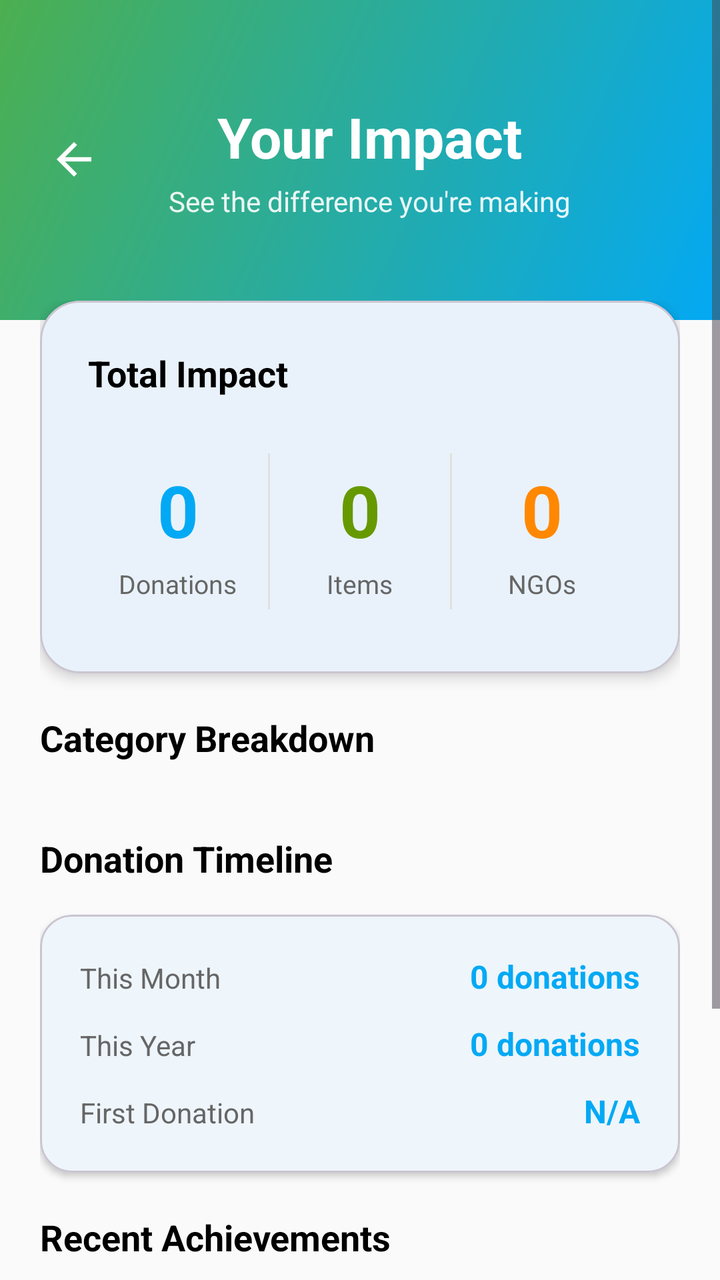
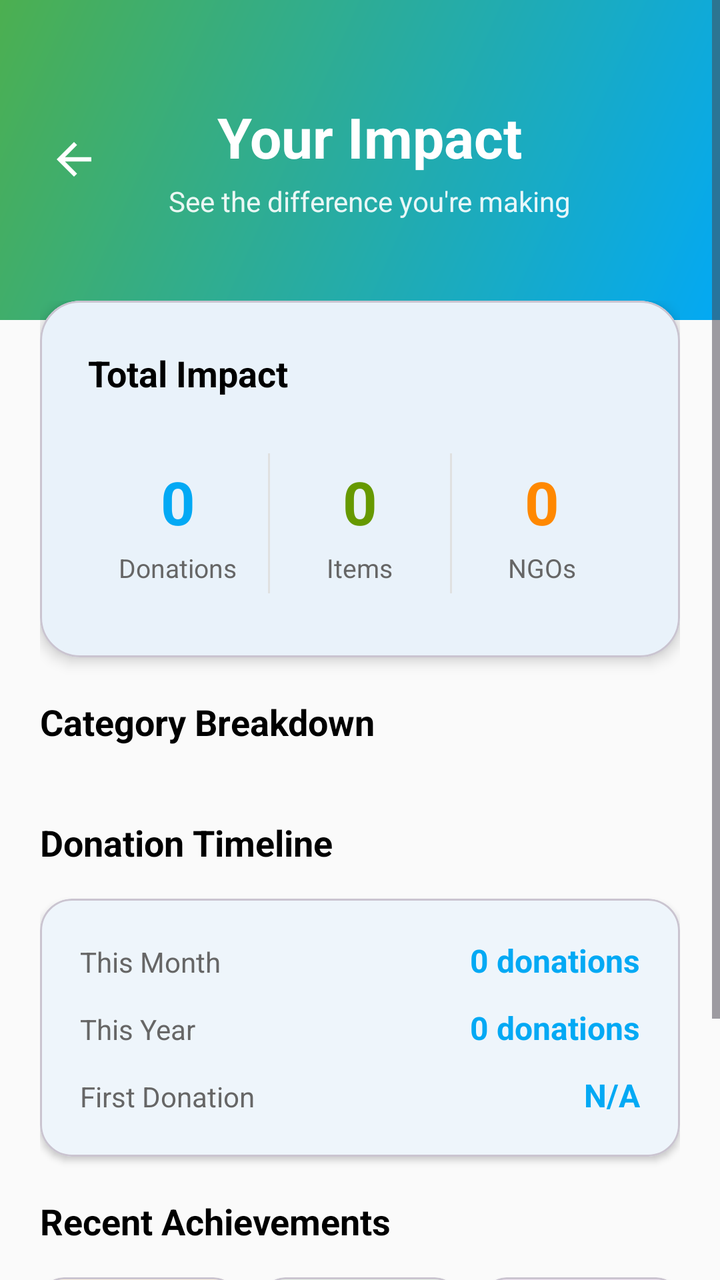

The first picture is an Android layout as it rendered before a commit; the second is the same layout after the commit. The layout source and the unified diff follow.
<!-- AndroidManifest.xml: application theme Theme.GiveEase -->
<!-- res/layout/fragment_impact_dashboard.xml -->
<?xml version="1.0" encoding="utf-8"?>
<ScrollView xmlns:android="http://schemas.android.com/apk/res/android"
    xmlns:app="http://schemas.android.com/apk/res-auto"
    android:layout_width="match_parent"
    android:layout_height="match_parent"
    android:background="@color/background"
    android:fillViewport="true">

    <LinearLayout
        android:layout_width="match_parent"
        android:layout_height="wrap_content"
        android:orientation="vertical">

        <RelativeLayout
            android:layout_width="match_parent"
            android:layout_height="160dp"
            android:background="@drawable/home_header_gradient"
            android:paddingHorizontal="20dp"
            android:paddingVertical="20dp">

            <LinearLayout
                android:layout_width="match_parent"
                android:layout_height="wrap_content"
                android:orientation="horizontal"
                android:gravity="center_vertical"
                android:layout_centerInParent="true">

                <ImageView
                    android:id="@+id/btnBack"
                    android:layout_width="34dp"
                    android:layout_height="34dp"
                    android:background="?attr/selectableItemBackgroundBorderless"
                    android:clickable="true"
                    android:contentDescription="Back"
                    android:focusable="true"
                    android:padding="4dp"
                    android:src="@drawable/ic_back"
                    app:tint="@android:color/white" />

                <LinearLayout
                    android:layout_width="0dp"
                    android:layout_weight="1"
                    android:layout_height="wrap_content"
                    android:orientation="vertical"
                    android:gravity="center"
                    android:layout_marginStart="8dp">

                    <TextView
                        android:layout_width="wrap_content"
                        android:layout_height="wrap_content"
                        android:text="Your Impact"
                        android:textSize="28sp"
                        android:textStyle="bold"
                        android:textColor="@android:color/white" />

                    <TextView
                        android:layout_width="wrap_content"
                        android:layout_height="wrap_content"
                        android:text="See the difference you're making"
                        android:textSize="14sp"
                        android:textColor="@android:color/white"
                        android:alpha="0.9"
                        android:layout_marginTop="4dp" />
                </LinearLayout>

                <View
                    android:layout_width="32dp"
                    android:layout_height="32dp"
                    android:visibility="invisible" />
            </LinearLayout>
        </RelativeLayout>

        <LinearLayout
            android:layout_width="match_parent"
            android:layout_height="wrap_content"
            android:orientation="vertical"
            android:padding="20dp"
            android:layout_marginTop="-30dp">

            <com.google.android.material.card.MaterialCardView
                android:layout_width="match_parent"
                android:layout_height="wrap_content"
                android:layout_marginBottom="20dp"
                app:cardCornerRadius="20dp"
                app:cardElevation="4dp"
                app:cardBackgroundColor="@android:color/white">

                <LinearLayout
                    android:layout_width="match_parent"
                    android:layout_height="wrap_content"
                    android:orientation="vertical"
                    android:padding="24dp">

                    <TextView
                        android:layout_width="wrap_content"
                        android:layout_height="wrap_content"
                        android:text="Total Impact"
                        android:textSize="18sp"
                        android:textStyle="bold"
                        android:textColor="@android:color/black"
                        android:layout_marginBottom="20dp" />

                    <LinearLayout
                        android:layout_width="match_parent"
                        android:layout_height="wrap_content"
                        android:orientation="horizontal">

                        <LinearLayout
                            android:layout_width="0dp"
                            android:layout_weight="1"
                            android:layout_height="wrap_content"
                            android:orientation="vertical"
                            android:gravity="center"
                            android:padding="12dp">

                            <TextView
                                android:id="@+id/tvTotalDonations"
                                android:layout_width="wrap_content"
                                android:layout_height="wrap_content"
                                android:text="0"
                                android:textSize="36sp"
                                android:textStyle="bold"
                                android:textColor="@color/secondary" />

                            <TextView
                                android:layout_width="wrap_content"
                                android:layout_height="wrap_content"
                                android:text="Donations"
                                android:textSize="13sp"
                                android:textColor="#666666"
                                android:layout_marginTop="4dp" />
                        </LinearLayout>

                        <View
                            android:layout_width="1dp"
                            android:layout_height="match_parent"
                            android:layout_marginVertical="8dp"
                            android:background="#E0E0E0" />

                        <LinearLayout
                            android:layout_width="0dp"
                            android:layout_weight="1"
                            android:layout_height="wrap_content"
                            android:orientation="vertical"
                            android:gravity="center"
                            android:padding="12dp">

                            <TextView
                                android:id="@+id/tvTotalItems"
                                android:layout_width="wrap_content"
                                android:layout_height="wrap_content"
                                android:text="0"
                                android:textSize="36sp"
                                android:textStyle="bold"
                                android:textColor="@android:color/holo_green_dark" />

                            <TextView
                                android:layout_width="wrap_content"
                                android:layout_height="wrap_content"
                                android:text="Items"
                                android:textSize="13sp"
                                android:textColor="#666666"
                                android:layout_marginTop="4dp" />
                        </LinearLayout>

                        <View
                            android:layout_width="1dp"
                            android:layout_height="match_parent"
                            android:layout_marginVertical="8dp"
                            android:background="#E0E0E0" />

                        <LinearLayout
                            android:layout_width="0dp"
                            android:layout_weight="1"
                            android:layout_height="wrap_content"
                            android:orientation="vertical"
                            android:gravity="center"
                            android:padding="12dp">

                            <TextView
                                android:id="@+id/tvNGOsHelped"
                                android:layout_width="wrap_content"
                                android:layout_height="wrap_content"
                                android:text="0"
                                android:textSize="36sp"
                                android:textStyle="bold"
                                android:textColor="@android:color/holo_orange_dark" />

                            <TextView
                                android:layout_width="wrap_content"
                                android:layout_height="wrap_content"
                                android:text="NGOs"
                                android:textSize="13sp"
                                android:textColor="#666666"
                                android:layout_marginTop="4dp" />
                        </LinearLayout>
                    </LinearLayout>
                </LinearLayout>
            </com.google.android.material.card.MaterialCardView>

            <TextView
                android:layout_width="wrap_content"
                android:layout_height="wrap_content"
                android:text="Category Breakdown"
                android:textSize="18sp"
                android:textStyle="bold"
                android:textColor="@android:color/black"
                android:layout_marginBottom="16dp" />

            <androidx.recyclerview.widget.RecyclerView
                android:id="@+id/recyclerViewCategories"
                android:layout_width="match_parent"
                android:layout_height="wrap_content"
                android:layout_marginBottom="20dp" />

            <TextView
                android:layout_width="wrap_content"
                android:layout_height="wrap_content"
                android:text="Donation Timeline"
                android:textSize="18sp"
                android:textStyle="bold"
                android:textColor="@android:color/black"
                android:layout_marginBottom="16dp" />

            <com.google.android.material.card.MaterialCardView
                android:layout_width="match_parent"
                android:layout_height="wrap_content"
                android:layout_marginBottom="20dp"
                app:cardCornerRadius="16dp"
                app:cardElevation="2dp"
                app:cardBackgroundColor="@android:color/white">

                <LinearLayout
                    android:layout_width="match_parent"
                    android:layout_height="wrap_content"
                    android:orientation="vertical"
                    android:padding="20dp">

                    <LinearLayout
                        android:layout_width="match_parent"
                        android:layout_height="wrap_content"
                        android:orientation="horizontal"
                        android:layout_marginBottom="12dp">

                        <TextView
                            android:layout_width="0dp"
                            android:layout_weight="1"
                            android:layout_height="wrap_content"
                            android:text="This Month"
                            android:textSize="14sp"
                            android:textColor="#666666" />

                        <TextView
                            android:id="@+id/tvMonthlyDonations"
                            android:layout_width="wrap_content"
                            android:layout_height="wrap_content"
                            android:text="0 donations"
                            android:textSize="16sp"
                            android:textStyle="bold"
                            android:textColor="@color/secondary" />
                    </LinearLayout>

                    <LinearLayout
                        android:layout_width="match_parent"
                        android:layout_height="wrap_content"
                        android:orientation="horizontal"
                        android:layout_marginBottom="12dp">

                        <TextView
                            android:layout_width="0dp"
                            android:layout_weight="1"
                            android:layout_height="wrap_content"
                            android:text="This Year"
                            android:textSize="14sp"
                            android:textColor="#666666" />

                        <TextView
                            android:id="@+id/tvYearlyDonations"
                            android:layout_width="wrap_content"
                            android:layout_height="wrap_content"
                            android:text="0 donations"
                            android:textSize="16sp"
                            android:textStyle="bold"
                            android:textColor="@color/secondary" />
                    </LinearLayout>

                    <LinearLayout
                        android:layout_width="match_parent"
                        android:layout_height="wrap_content"
                        android:orientation="horizontal">

                        <TextView
                            android:layout_width="0dp"
                            android:layout_weight="1"
                            android:layout_height="wrap_content"
                            android:text="First Donation"
                            android:textSize="14sp"
                            android:textColor="#666666" />

                        <TextView
                            android:id="@+id/tvFirstDonation"
                            android:layout_width="wrap_content"
                            android:layout_height="wrap_content"
                            android:text="N/A"
                            android:textSize="16sp"
                            android:textStyle="bold"
                            android:textColor="@color/secondary" />
                    </LinearLayout>
                </LinearLayout>
            </com.google.android.material.card.MaterialCardView>

            <TextView
                android:layout_width="wrap_content"
                android:layout_height="wrap_content"
                android:text="Recent Achievements"
                android:textSize="18sp"
                android:textStyle="bold"
                android:textColor="@android:color/black"
                android:layout_marginBottom="16dp" />

            <LinearLayout
                android:layout_width="match_parent"
                android:layout_height="wrap_content"
                android:orientation="horizontal"
                android:layout_marginBottom="32dp">

                <com.google.android.material.card.MaterialCardView
                    android:layout_width="0dp"
                    android:layout_weight="1"
                    android:layout_height="wrap_content"
                    android:layout_marginEnd="8dp"
                    app:cardCornerRadius="12dp"
                    app:cardElevation="2dp"
                    app:cardBackgroundColor="#FFF3E0">

                    <LinearLayout
                        android:layout_width="match_parent"
                        android:layout_height="wrap_content"
                        android:orientation="vertical"
                        android:padding="16dp"
                        android:gravity="center">

                        <TextView
                            android:layout_width="wrap_content"
                            android:layout_height="wrap_content"
                            android:text="🏆"
                            android:textSize="32sp"
                            android:layout_marginBottom="8dp" />

                        <TextView
                            android:layout_width="wrap_content"
                            android:layout_height="wrap_content"
                            android:text="First Donation"
                            android:textSize="12sp"
                            android:textStyle="bold"
                            android:textColor="@android:color/holo_orange_dark"
                            android:gravity="center" />
                    </LinearLayout>
                </com.google.android.material.card.MaterialCardView>

                <com.google.android.material.card.MaterialCardView
                    android:layout_width="0dp"
                    android:layout_weight="1"
                    android:layout_height="wrap_content"
                    android:layout_marginStart="4dp"
                    android:layout_marginEnd="4dp"
                    app:cardCornerRadius="12dp"
                    app:cardElevation="2dp"
                    app:cardBackgroundColor="#E8F5E8">

                    <LinearLayout
                        android:layout_width="match_parent"
                        android:layout_height="wrap_content"
                        android:orientation="vertical"
                        android:padding="16dp"
                        android:gravity="center">

                        <TextView
                            android:layout_width="wrap_content"
                            android:layout_height="wrap_content"
                            android:text="❤️"
                            android:textSize="32sp"
                            android:layout_marginBottom="8dp" />

                        <TextView
                            android:layout_width="wrap_content"
                            android:layout_height="wrap_content"
                            android:text="Generous Heart"
                            android:textSize="12sp"
                            android:textStyle="bold"
                            android:textColor="@android:color/holo_green_dark"
                            android:gravity="center" />
                    </LinearLayout>
                </com.google.android.material.card.MaterialCardView>

                <com.google.android.material.card.MaterialCardView
                    android:layout_width="0dp"
                    android:layout_weight="1"
                    android:layout_height="wrap_content"
                    android:layout_marginStart="8dp"
                    app:cardCornerRadius="12dp"
                    app:cardElevation="2dp"
                    app:cardBackgroundColor="#F3E5F5">

                    <LinearLayout
                        android:layout_width="match_parent"
                        android:layout_height="wrap_content"
                        android:orientation="vertical"
                        android:padding="16dp"
                        android:gravity="center">

                        <TextView
                            android:layout_width="wrap_content"
                            android:layout_height="wrap_content"
                            android:text="⭐"
                            android:textSize="32sp"
                            android:layout_marginBottom="8dp" />

                        <TextView
                            android:layout_width="wrap_content"
                            android:layout_height="wrap_content"
                            android:text="Regular Donor"
                            android:textSize="12sp"
                            android:textStyle="bold"
                            android:textColor="@android:color/holo_purple"
                            android:gravity="center" />
                    </LinearLayout>
                </com.google.android.material.card.MaterialCardView>
            </LinearLayout>
        </LinearLayout>
    </LinearLayout>
</ScrollView>
<!-- resources referenced by this layout -->
<resources>
  <color name="background">#FAFAFA</color>
  <color name="secondary">#03A9F4</color>
  <!-- drawable home_header_gradient (drawable) -->
  <shape xmlns:android="http://schemas.android.com/apk/res/android">
      <gradient
          android:angle="135"
          android:startColor="@color/secondary"
          android:endColor="@color/primary"
          android:type="linear" />
  </shape>
  <!-- drawable ic_back (drawable) -->
  <vector xmlns:android="http://schemas.android.com/apk/res/android"
      android:width="24dp"
      android:height="24dp"
      android:viewportWidth="24"
      android:viewportHeight="24">
      <path
          android:fillColor="#FF000000"
          android:pathData="M20,11H7.83l5.59,-5.59L12,4l-8,8 8,8 1.41,-1.41L7.83,13H20v-2z"/>
  </vector>
  <style name="Theme.GiveEase" parent="Theme.Material3.Light.NoActionBar">
          
          <item name="colorPrimary">@color/primary_blue</item>
          <item name="colorOnPrimary">@color/white</item>
          <item name="colorSecondary">@color/teal_200</item>
          <item name="colorOnSecondary">@color/black</item>
  
          
          <item name="android:windowBackground">@color/background</item>
          <item name="colorSurface">@color/surface</item>
          <item name="colorOnSurface">@color/onSurface</item>
          <item name="colorOnBackground">@color/onBackground</item>
  
          
          <item name="android:statusBarColor" tools:targetApi="l">?attr/colorPrimary</item>
  
      </style>
  <color name="primary">#4CAF50</color>
  <color name="primary_blue">#1976D2</color>
  <color name="white">#FFFFFFFF</color>
  <color name="teal_200">#FF03DAC5</color>
  <color name="black">#FF000000</color>
  <color name="surface">#FFFFFF</color>
  <color name="onSurface">#212121</color>
  <color name="onBackground">#212121</color>
</resources>

<!-- the commit's change to res/layout/fragment_impact_dashboard.xml (unified diff, before → after) -->
@@ -118,7 +118,7 @@
                                 android:layout_width="wrap_content"
                                 android:layout_height="wrap_content"
                                 android:text="0"
-                                android:textSize="36sp"
+                                android:textSize="30sp"
                                 android:textStyle="bold"
                                 android:textColor="@color/secondary" />
 
@@ -150,7 +150,7 @@
                                 android:layout_width="wrap_content"
                                 android:layout_height="wrap_content"
                                 android:text="0"
-                                android:textSize="36sp"
+                                android:textSize="30sp"
                                 android:textStyle="bold"
                                 android:textColor="@android:color/holo_green_dark" />
 
@@ -182,7 +182,7 @@
                                 android:layout_width="wrap_content"
                                 android:layout_height="wrap_content"
                                 android:text="0"
-                                android:textSize="36sp"
+                                android:textSize="30sp"
                                 android:textStyle="bold"
                                 android:textColor="@android:color/holo_orange_dark" />
 
